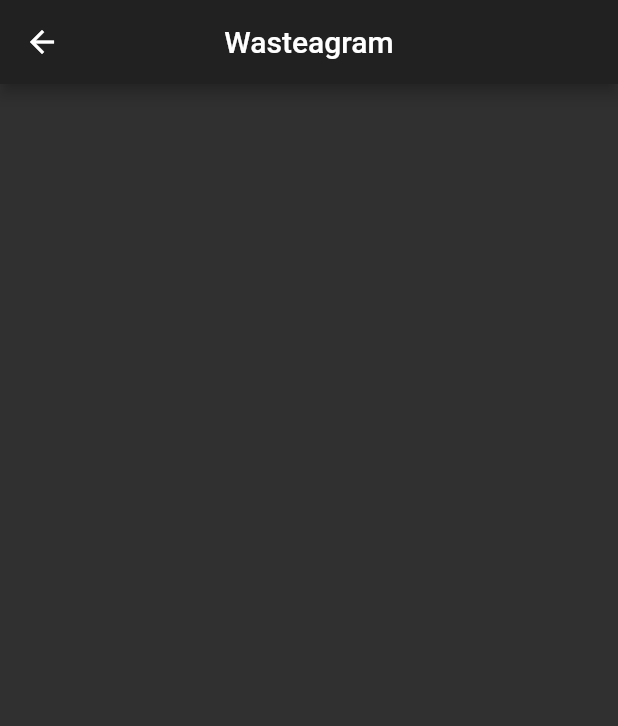
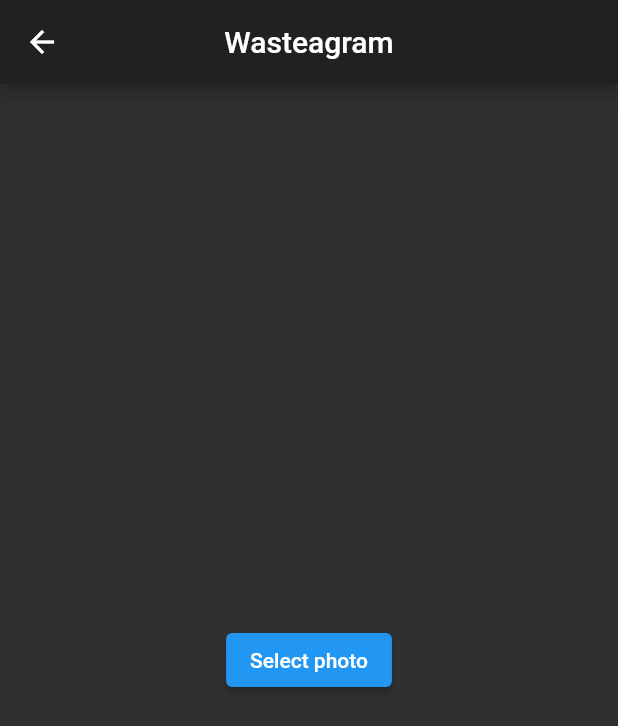
Before and after one commit to AllenChenRR/CS492-Wasteagram, a Flutter app: the screen it shows after launch, after a tap on the "camera alt" icon, on a phone screen of 412 x 824 dp. Shown: the top 726 px of the screen. Run offline on Flutter 3.47's test engine with Material 2 defaults, Android fonts, the phone set to English and light mode, and no system bars; our stand-ins replace cloud_firestore, firebase_core, image_picker; accounts and stored records are empty.

Commit message:
Added select photo button on the camera screen Clicking select photo button will send user to photo gallery

```diff
--- a/lib/screens/camera_screen.dart
+++ b/lib/screens/camera_screen.dart
@@ -1,5 +1,8 @@
+import 'dart:io';
 import 'package:flutter/material.dart';
+import 'package:image_picker/image_picker.dart';
 import 'package:wasteagram/components.dart';
+import 'package:wasteagram/screens.dart';
 
 class CameraScreen extends StatefulWidget {
   const CameraScreen({Key key}) : super(key: key);
@@ -14,16 +17,33 @@ class CameraScreenState extends State<CameraScreen> {
     super.initState();
   }
 
+  File image;
+  final picker = ImagePicker();
+  void getImage() async {
+    final pickedFile = await picker.getImage(source: ImageSource.gallery);
+    image = File(pickedFile.path);
+    setState(() {});
+  }
+
   @override
   Widget build(BuildContext context) {
     return Scaffold(
       appBar: AppBar(
           leading: BackButton(
             onPressed: () {
-                pushListScreen(context);
+              Navigator.pop(context);
             },
           ),
           centerTitle: true,
-            title: Text(title)));
+          title: Text(title)),
+      body: Center(
+          child: ElevatedButton(
+        child: Text('Select photo'),
+        onPressed: () {
+          getImage();
+          print(image.toString());
+        },
+      )),
+    );
   }
 }
--- a/lib/widgets/list_stream.dart
+++ b/lib/widgets/list_stream.dart
@@ -5,7 +5,7 @@ import 'package:wasteagram/components.dart';
 StreamBuilder listStream(BuildContext context) {
   return StreamBuilder(
       builder: (content, snapshot) {
-        if (snapshot.hasData) {
+        if (!snapshot.data.documents.isEmpty) {
           return ListView.builder(
               itemCount: snapshot.data.documents.length,
               itemBuilder: (context, index) {
@@ -14,10 +14,13 @@ StreamBuilder listStream(BuildContext context) {
                     trailing: Text(post['count'].toString(),
                         textDirection: TextDirection.ltr,
                         style: TextStyle(fontSize: 25)),
-                    title: Text(convertToDate(post['submission_date'])));
+                    title: Text(convertToDate(post['date'])));
               });
         } else {
-          return Center(child: CircularProgressIndicator());
+          return Center(
+              child: CircularProgressIndicator(
+                  backgroundColor: Colors.white,
+                  valueColor: AlwaysStoppedAnimation(Colors.red)));
         }
       },
       stream: FirebaseFirestore.instance.collection('posts').snapshots());
```
Lines whose indentation alone changed are shown as unchanged.
